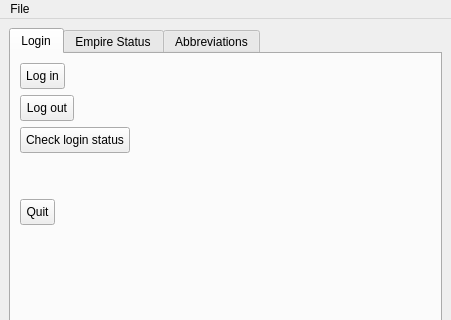
Qt form pyside/ui/mainwindow.ui (LacunaOmnibus/MontyLacuna) before a commit; both pictures show x 0 to 451 and y 0 to 320 of the 451 by 531 pixel window.
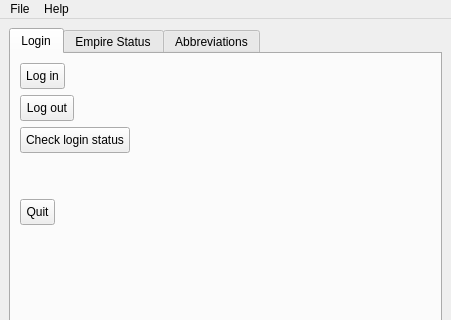
The same form after that commit.

What changed in the file:
```diff
--- a/pyside/ui/mainwindow.ui
+++ b/pyside/ui/mainwindow.ui
@@ -238,7 +238,14 @@
     <addaction name="separator"/>
     <addaction name="actionTest"/>
    </widget>
+   <widget class="QMenu" name="menuHelp">
+    <property name="title">
+     <string>Help</string>
+    </property>
+    <addaction name="actionAbout"/>
+   </widget>
    <addaction name="menuFile"/>
+   <addaction name="menuHelp"/>
   </widget>
   <widget class="QStatusBar" name="statusbar">
    <property name="cursor">
```
Left out of the diff: 5 changed lines with no effect on the pictures.
